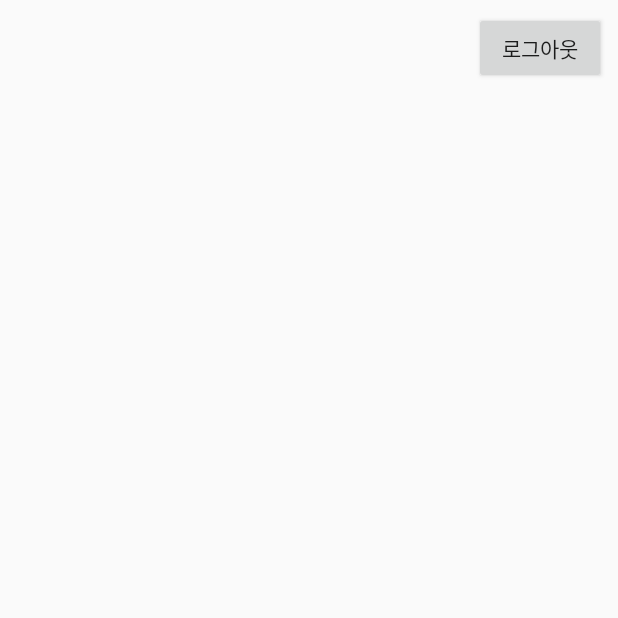
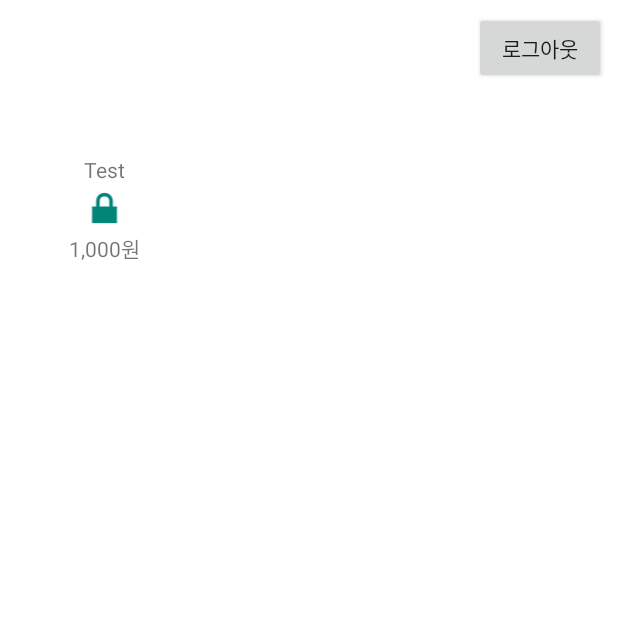
Before and after one commit to JackAhn/ShoppingMall, an Android app: the MainActivity screen opened directly, with no data from a screen before it, on a phone screen of 412 x 824 dp, the top half of it. Run offline under Robolectric (Android 15) with nearby library versions, the phone set to English and light mode, and no system bars.

Commit message:
Make Shopping Item & DB

```diff
--- a/app/build.gradle
+++ b/app/build.gradle
@@ -32,4 +32,8 @@ dependencies {
     androidTestImplementation 'androidx.test.espresso:espresso-core:3.1.1'
 
     implementation 'com.github.bumptech.glide:glide:3.7.0'
+    implementation 'androidx.recyclerview:recyclerview:1.1.0'
+    implementation 'androidx.cardview:cardview:1.0.0'
+    //noinspection GradleCompatible
+    implementation 'com.android.support:appcompat-v7:28.0.0'
 }
--- a/app/src/main/java/kr/hs/dgsw/shoppingmall/controller/MainActivity.java
+++ b/app/src/main/java/kr/hs/dgsw/shoppingmall/controller/MainActivity.java
@@ -1,22 +1,50 @@
 package kr.hs.dgsw.shoppingmall.controller;
 
-import androidx.appcompat.app.AppCompatActivity;
-
-import android.content.Intent;
 import android.os.Bundle;
 import android.view.View;
 
+import androidx.appcompat.app.AppCompatActivity;
+import androidx.recyclerview.widget.GridLayoutManager;
+import androidx.recyclerview.widget.RecyclerView;
+
+import java.util.ArrayList;
+
 import kr.hs.dgsw.shoppingmall.R;
+import kr.hs.dgsw.shoppingmall.model.Item;
+import kr.hs.dgsw.shoppingmall.recyclerview.ItemAdapter;
+import kr.hs.dgsw.shoppingmall.recyclerview.ItemClickListener;
 
-public class MainActivity extends AppCompatActivity {
+public class MainActivity extends AppCompatActivity implements ItemClickListener {
+
+    private ArrayList<Item> itemList;
+    private RecyclerView mainItemView;
+    private ItemAdapter itemAdapter;
+    private GridLayoutManager layoutManager;
+
 
     @Override
     protected void onCreate(Bundle savedInstanceState) {
         super.onCreate(savedInstanceState);
         setContentView(R.layout.activity_main);
+        itemList = SelectActivity.itemDBHelpler.getAllItems();
+
+        itemAdapter = new ItemAdapter(itemList, this);
+        mainItemView = findViewById(R.id.MainItemList);
+
+        layoutManager = new GridLayoutManager(this, 3);
+        mainItemView.setLayoutManager(layoutManager);
+        mainItemView.setAdapter(itemAdapter);
     }
 
     public void evLogout(View v){
         finish();
     }
+
+    @Override
+    public void onItemClick(View v, int position) {
+        //RecyclerView 아이템 삭제
+
+
+        itemAdapter.notifyDataSetChanged();
+    }
 }
--- /dev/null
+++ b/app/src/main/java/kr/hs/dgsw/shoppingmall/model/Item.java
@@ -0,0 +1,50 @@
+package kr.hs.dgsw.shoppingmall.model;
+
+public class Item {
+
+    private int id;
+    private int imageId;
+    private String name;
+    private int price;
+    private int stock;
+
+    public int getId() {
+        return id;
+    }
+
+    public void setId(int id) {
+        this.id = id;
+    }
+
+    public int getImageId() {
+        return imageId;
+    }
+
+    public void setImageId(int imageId) {
+        this.imageId = imageId;
+    }
+
+    public String getName() {
+        return name;
+    }
+
+    public void setName(String name) {
+        this.name = name;
+    }
+
+    public int getPrice() {
+        return price;
+    }
+
+    public void setPrice(int price) {
+        this.price = price;
+    }
+
+    public int getStock() {
+        return stock;
+    }
+
+    public void setStock(int stock) {
+        this.stock = stock;
+    }
+}
--- /dev/null
+++ b/app/src/main/java/kr/hs/dgsw/shoppingmall/model/ItemDBHelpler.java
@@ -0,0 +1,82 @@
+package kr.hs.dgsw.shoppingmall.model;
+
+import android.content.ContentValues;
+import android.content.Context;
+import android.database.Cursor;
+import android.database.sqlite.SQLiteDatabase;
+import android.database.sqlite.SQLiteOpenHelper;
+
+import androidx.annotation.Nullable;
+
+import java.util.ArrayList;
+
+public class ItemDBHelpler extends SQLiteOpenHelper {
+
+    public ItemDBHelpler(@Nullable Context context, @Nullable String name, @Nullable SQLiteDatabase.CursorFactory factory, int version) {
+        super(context, name, factory, version);
+    }
+
+    @Override
+    public void onCreate(SQLiteDatabase db) {
+        String sql = "create table item(" +
+                "id integer primary key autoincrement not null," +
+                "imageId integer not null," +
+                "name string not null," +
+                "price integer not null," +
+                "stock integer not null" +
+                ")";
+        db.execSQL(sql);
+    }
+
+    @Override
+    public void onUpgrade(SQLiteDatabase db, int oldVersion, int newVersion) {
+        String sql = "drop table item";
+        db.execSQL(sql);
+        onCreate(db);
+    }
+
+    public long insertDB(Item item){
+        SQLiteDatabase db = getWritableDatabase();
+        ContentValues cv = new ContentValues();
+        cv.put("id", item.getId());
+        cv.put("imageId", item.getImageId());
+        cv.put("name", item.getName());
+        cv.put("price", item.getPrice());
+        cv.put("stock", item.getStock());
+        return db.insert("item", null, cv);
+    }
+
+    public ArrayList<Item> getAllItems(){
+        SQLiteDatabase db = getReadableDatabase();
+        ArrayList<Item> itemList = new ArrayList<Item>();
+
+        Cursor cursor = db.query("item", null, null,null, null, null, null);
+        while(cursor.moveToNext()) {
+            Item item = new Item();
+            item.setId(cursor.getInt(cursor.getColumnIndex("id")));
+            item.setImageId(cursor.getInt(cursor.getColumnIndex("imageId")));
+            item.setName(cursor.getString(cursor.getColumnIndex("name")));
+            item.setPrice(cursor.getInt(cursor.getColumnIndex("price")));
+            item.setStock(cursor.getInt(cursor.getColumnIndex("stock")));
+            itemList.add(item);
+        }
+        return itemList;
+    }
+
+    public void createDB(){
+        SQLiteDatabase db = getReadableDatabase();
+        String sql = "create table item(" +
+                "id integer primary key autoincrement not null," +
+                "imageId integer not null," +
+                "name string not null," +
+                "price integer not null," +
+                "stock integer not null" +
+                ")";
+        db.execSQL(sql);
+    }
+
+    public void resetDB(){
+        SQLiteDatabase db = getReadableDatabase();
+        db.execSQL("drop table if exists item");
+    }
+}
--- /dev/null
+++ b/app/src/main/java/kr/hs/dgsw/shoppingmall/recyclerview/ItemAdapter.java
@@ -0,0 +1,51 @@
+package kr.hs.dgsw.shoppingmall.recyclerview;
+
+import android.view.LayoutInflater;
+import android.view.View;
+import android.view.ViewGroup;
+
+import androidx.annotation.NonNull;
+import androidx.recyclerview.widget.RecyclerView;
+
+import java.text.DecimalFormat;
+import java.util.ArrayList;
+
+import kr.hs.dgsw.shoppingmall.R;
+import kr.hs.dgsw.shoppingmall.model.Item;
+
+public class ItemAdapter extends RecyclerView.Adapter<ItemViewHolder> {
+
+    ArrayList<Item> itemList;
+    ItemClickListener listener;
+
+    public ItemAdapter(ArrayList<Item> itemList, ItemClickListener listener){
+        this.itemList = itemList;
+        this.listener = listener;
+    }
+
+    @NonNull
+    @Override
+    public ItemViewHolder onCreateViewHolder(@NonNull ViewGroup parent, int viewType) {
+        View itemView = LayoutInflater.from(parent.getContext()).inflate(R.layout.shopping_item, parent, false);
+        return new ItemViewHolder(itemView);
+    }
+
+    @Override
+    public void onBindViewHolder(@NonNull ItemViewHolder holder, int position) {
+        Item item = itemList.get(position);
+        holder.itemText.setText(item.getName());
+        holder.priceText.setText(new DecimalFormat("#,##0원").format(item.getPrice()));
+        final int index = position;
+        holder.itemView.setOnClickListener(v -> {
+            listener.onItemClick(v, index);
+        });
+    }
+
+    @Override
+    public int getItemCount() {
+        if(itemList == null)
+            return 0;
+        else
+            return itemList.size();
+    }
+}
--- /dev/null
+++ b/app/src/main/java/kr/hs/dgsw/shoppingmall/recyclerview/ItemClickListener.java
@@ -0,0 +1,7 @@
+package kr.hs.dgsw.shoppingmall.recyclerview;
+
+import android.view.View;
+
+public interface ItemClickListener {
+    public void onItemClick(View v, int position);
+}
--- /dev/null
+++ b/app/src/main/java/kr/hs/dgsw/shoppingmall/recyclerview/ItemViewHolder.java
@@ -0,0 +1,25 @@
+package kr.hs.dgsw.shoppingmall.recyclerview;
+
+import android.view.View;
+import android.widget.ImageView;
+import android.widget.TextView;
+
+import androidx.annotation.NonNull;
+import androidx.recyclerview.widget.RecyclerView;
+
+import kr.hs.dgsw.shoppingmall.R;
+
+public class ItemViewHolder extends RecyclerView.ViewHolder {
+
+    TextView itemText;
+    ImageView itemImage;
+    TextView priceText;
+
+    public ItemViewHolder(@NonNull View itemView) {
+        super(itemView);
+        itemText = itemView.findViewById(R.id.itemText);
+        itemImage = itemView.findViewById(R.id.itemImage);
+        priceText = itemView.findViewById(R.id.priceText);
+    }
+
+}
--- a/app/src/main/res/layout/activity_main.xml
+++ b/app/src/main/res/layout/activity_main.xml
@@ -16,4 +16,17 @@
         android:text="로그아웃"
         app:layout_constraintEnd_toEndOf="parent"
         app:layout_constraintTop_toTopOf="parent" />
+
+    <androidx.recyclerview.widget.RecyclerView
+        android:id="@+id/MainItemList"
+        android:layout_width="409dp"
+        android:layout_height="673dp"
+        android:layout_marginStart="20dp"
+        android:layout_marginTop="20dp"
+        android:layout_marginEnd="20dp"
+        android:layout_marginBottom="20dp"
+        app:layout_constraintBottom_toBottomOf="parent"
+        app:layout_constraintEnd_toEndOf="parent"
+        app:layout_constraintStart_toStartOf="parent"
+        app:layout_constraintTop_toBottomOf="@+id/button7" />
 </androidx.constraintlayout.widget.ConstraintLayout>
--- /dev/null
+++ b/app/src/main/res/layout/shopping_item.xml
@@ -0,0 +1,28 @@
+<?xml version="1.0" encoding="utf-8"?>
+<LinearLayout xmlns:android="http://schemas.android.com/apk/res/android"
+    xmlns:app="http://schemas.android.com/apk/res-auto"
+    xmlns:tools="http://schemas.android.com/tools"
+    android:orientation="vertical" android:layout_width="match_parent"
+    android:layout_height="match_parent">
+
+    <TextView
+        android:id="@+id/itemText"
+        android:layout_width="match_parent"
+        android:layout_height="wrap_content"
+        android:text="TextView"
+        android:textAlignment="center" />
+
+    <ImageView
+        android:id="@+id/itemImage"
+        android:layout_width="match_parent"
+        android:layout_height="wrap_content"
+        android:layout_centerHorizontal="true"
+        app:srcCompat="@android:drawable/ic_lock_lock" />
+
+    <TextView
+        android:id="@+id/priceText"
+        android:layout_width="match_parent"
+        android:layout_height="wrap_content"
+        android:text="TextView"
+        android:textAlignment="center" />
+</LinearLayout>
--- a/app/src/main/res/values/colors.xml
+++ b/app/src/main/res/values/colors.xml
@@ -3,4 +3,5 @@
     <color name="colorPrimary">#008577</color>
     <color name="colorPrimaryDark">#00574B</color>
     <color name="colorAccent">#D81B60</color>
+    <color name="colorBackground">#FFFFFF</color>
 </resources>
--- a/app/src/main/res/values/styles.xml
+++ b/app/src/main/res/values/styles.xml
@@ -10,6 +10,7 @@
 
     <style name="FullScreenTheme" parent="Theme.AppCompat.Light.NoActionBar">
         <item name="android:windowFullscreen">true</item>
+        <item name="android:windowBackground">@color/colorBackground</item>
     </style>
 
 </resources>
```
Also changed, not shown: app/src/main/AndroidManifest.xml (+7 -5 lines), app/src/main/java/kr/hs/dgsw/shoppingmall/controller/LoginActivity.java (+3 -5 lines), app/src/main/java/kr/hs/dgsw/shoppingmall/controller/SelectActivity.java (+19 -2 lines), app/src/main/res/layout/activity_register.xml (+18 -16 lines).
